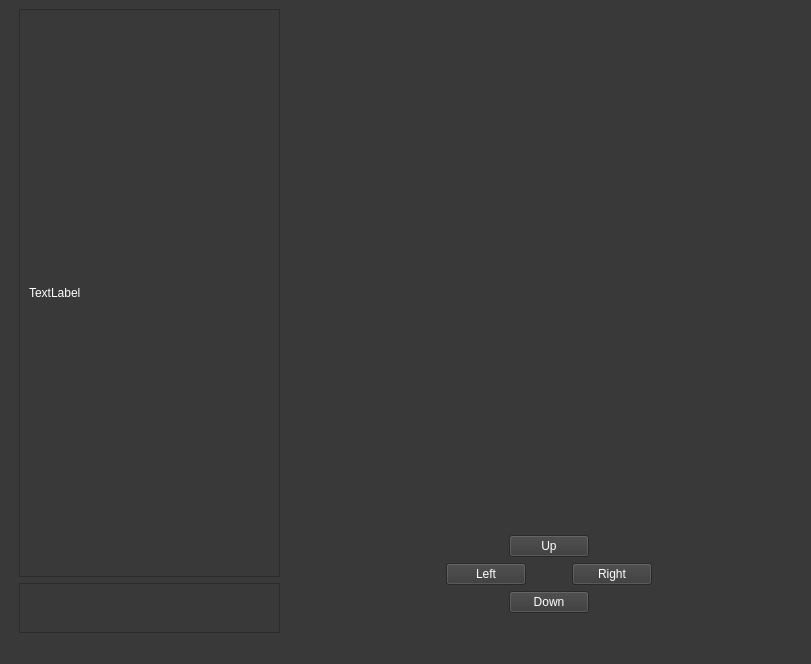
Before: the Qt Designer form 20241135_CS4076_Project/mainwindow.ui in TheCaister/CS4076_Project, drawn with Qt 5.
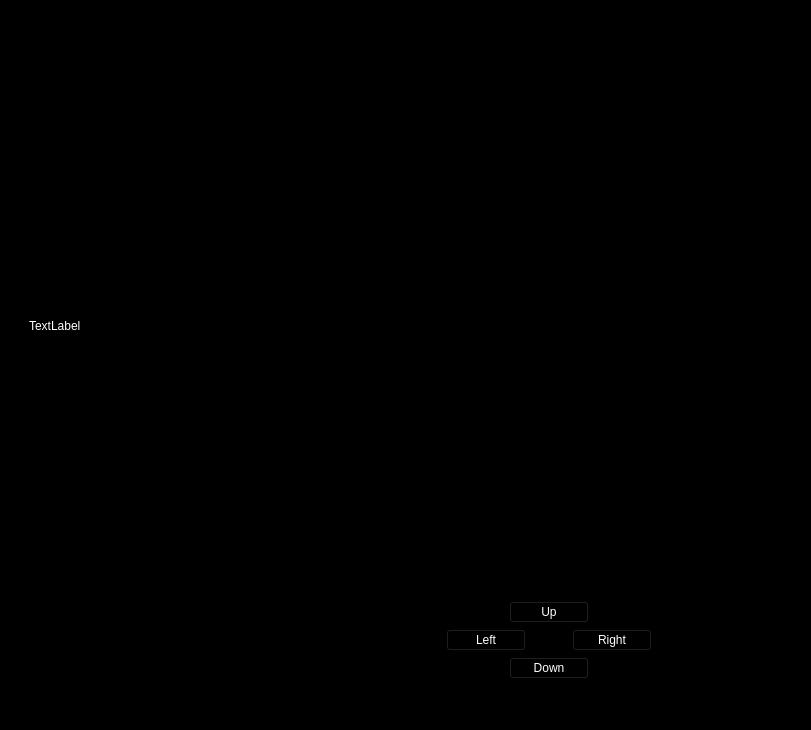
After: the same form once the commit is applied.

The edit to the form file:
```diff
--- a/20241135_CS4076_Project/mainwindow.ui
+++ b/20241135_CS4076_Project/mainwindow.ui
@@ -7,14 +7,15 @@
     <x>0</x>
     <y>0</y>
     <width>811</width>
-    <height>600</height>
+    <height>730</height>
    </rect>
   </property>
   <property name="windowTitle">
    <string>MainWindow</string>
   </property>
   <property name="styleSheet">
-   <string notr="true">background-color: rgb(57, 57, 57);
+   <string notr="true">/*background-color: rgb(57, 57, 57);*/
+background-color: rgb(0, 0, 0);
 font: 24pt &quot;8514oem&quot;;
 color: rgb(255, 255, 255);</string>
   </property>
@@ -44,7 +45,7 @@
              <x>0</x>
              <y>0</y>
              <width>247</width>
-             <height>465</height>
+             <height>595</height>
             </rect>
            </property>
            <layout class="QGridLayout" name="gridLayout">
```
